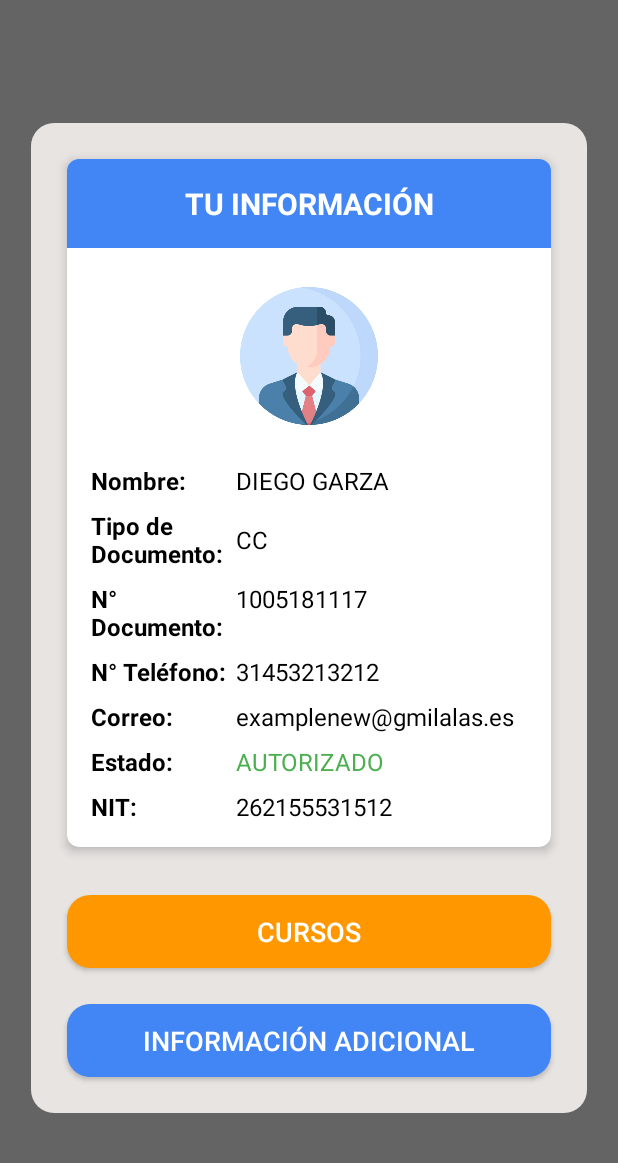
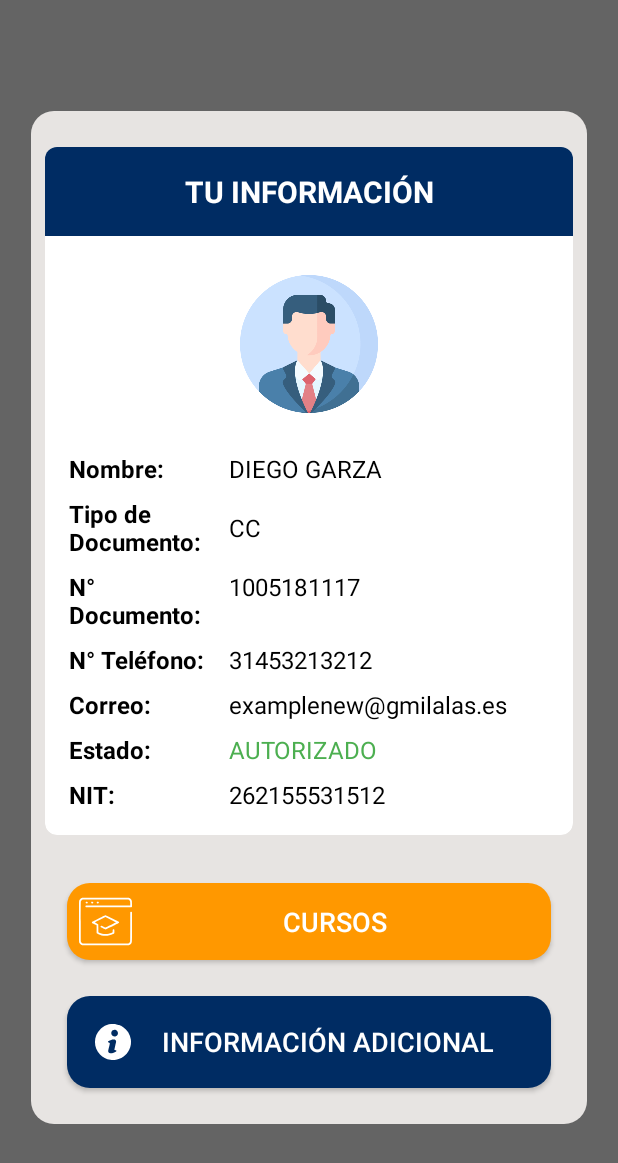
Before and after one commit to pruebasdeapp795/capa, an Android app: the fragment DialogInfo placed in its activity, on a phone screen of 412 x 824 dp. Shown: the top 1163 px of the screen. Run offline under Robolectric (Android 15) with nearby library versions, the phone set to English and light mode, and no system bars; libraries missing offline, so code that uses them is left out: com.google.zxing.integration; 5 statements that could not run were skipped.

Commit message:
changes visuales

```diff
--- /dev/null
+++ b/app/src/main/res/drawable/graduado.xml
@@ -0,0 +1,26 @@
+<vector xmlns:android="http://schemas.android.com/apk/res/android"
+    android:width="35dp"
+    android:height="35dp"
+    android:viewportWidth="512"
+    android:viewportHeight="512">
+  <path
+      android:pathData="M30.5,27.4c-10.3,3.3 -19,10 -24.2,18.7 -6.7,11.3 -6.3,-2.7 -6.3,209.9 0,212.6 -0.4,198.6 6.3,209.9 4.2,6.9 10.6,12.6 18.7,16.5l6.5,3.1 224.5,-0 224.5,-0 6.7,-3.2c7.5,-3.5 15,-10.4 19.1,-17.3 6,-10.2 5.7,-3.3 5.7,-157.3l0,-140.9 -2.9,-2.9c-3.8,-3.8 -7.4,-3.8 -11.2,-0l-2.9,2.9 0,139.7c0,94.9 -0.3,141 -1.1,143.8 -1.6,6.5 -6.9,13 -13,16.1l-5.3,2.6 -219.6,-0 -219.6,-0 -5.3,-2.6c-6.1,-3.1 -11.4,-9.6 -13,-16.1 -0.8,-2.9 -1.1,-63.9 -1.1,-194.6 0,-159.9 0.2,-191.1 1.4,-195 1.9,-6.4 6.7,-12.1 12.8,-15.1l5.2,-2.6 219.6,-0 219.6,-0 5.3,2.6c6.1,3.1 11.4,9.6 13,16.1 0.6,2.3 1.1,12.1 1.1,21.7l0,17.6 -214.1,0.2 -214.1,0.3 -2.4,2.8c-3.1,3.7 -3.1,8.1 0.1,11.2l2.4,2.5 220.1,-0 220.1,-0 2.4,-2.5 2.5,-2.4 0,-24.8c0,-27.8 -0.8,-32.9 -6.3,-42.2 -4.2,-6.9 -10.6,-12.6 -18.7,-16.5l-6.5,-3.1 -223,-0.2c-178.2,-0.1 -223.8,0.1 -227,1.1z"
+      android:fillColor="#FFFFFF"
+      android:strokeColor="#00000000"/>
+  <path
+      android:pathData="M66.9,66.9c-3.1,3.1 -3.6,5.5 -1.8,9.4 1.4,3.2 4.9,4.7 10.5,4.7 5.8,-0 9.4,-3.2 9.4,-8.5 0,-5.5 -3.5,-8.5 -10,-8.5 -4.4,-0 -5.6,0.5 -8.1,2.9z"
+      android:fillColor="#FFFFFF"
+      android:strokeColor="#00000000"/>
+  <path
+      android:pathData="M120.4,66.4c-2.1,1.8 -2.8,3.2 -2.8,6.1 0,5.4 3.8,8.5 10.4,8.5 6.6,-0 10.4,-3.1 10.4,-8.5 0,-5.4 -3.8,-8.5 -10.4,-8.5 -3.7,-0 -5.6,0.6 -7.6,2.4z"
+      android:fillColor="#FFFFFF"
+      android:strokeColor="#00000000"/>
+  <path
+      android:pathData="M173.5,66.5c-1.7,1.6 -2.5,3.5 -2.5,6 0,5.3 3.6,8.5 9.4,8.5 5.6,-0 9.1,-1.5 10.5,-4.7 1.8,-3.9 1.3,-6.3 -1.8,-9.4 -2.5,-2.4 -3.7,-2.9 -8.1,-2.9 -4.1,-0 -5.6,0.5 -7.5,2.5z"
+      android:fillColor="#FFFFFF"
+      android:strokeColor="#00000000"/>
+  <path
+      android:pathData="M189.6,226.4c-52,25.8 -63.1,31.7 -64.3,34 -1.5,2.9 -1.1,6.9 1,9.4 0.6,0.8 10.7,6 22.4,11.7l21.3,10.3 0,38.4 0,38.5 2.3,2c1.2,1.2 5.9,3.9 10.4,6.2 24.5,12.2 46.5,17.4 73.3,17.4 26.7,-0 49,-5.3 73.3,-17.4 13.4,-6.7 12.7,-5.4 12.7,-24.9 0,-16.1 -0.1,-16.7 -2.3,-18.8 -3.3,-3.1 -8.7,-2.9 -11.8,0.4 -2.2,2.4 -2.4,3.5 -2.7,14.6l-0.4,12 -8.1,3.8c-19.9,9.2 -38,13.1 -60.7,13.1 -22.8,-0 -40.8,-3.9 -60.7,-13.1l-8.3,-3.9 0,-37.3c0,-27.6 -0.4,-38 -1.3,-39.8 -0.8,-1.8 -5.8,-4.8 -17,-10.6 -15.4,-7.8 -15.8,-8.1 -13.5,-9.5 1.2,-0.8 24.5,-12.4 51.6,-25.9l49.2,-24.4 51.5,25.5c28.3,14 51.4,25.7 51.4,26 0.1,0.7 -101.1,50.9 -102.6,50.9 -0.6,-0 -9.4,-4.1 -19.6,-9 -10.2,-5 -19.6,-9 -21,-9 -4,-0 -7.7,3.6 -7.7,7.6 0,2 0.5,4.5 1.1,5.6 1.1,2 44.3,23.8 47.2,23.8 1.5,-0 126.9,-62.1 129,-63.9 2.3,-1.8 3,-6.1 1.6,-9.4 -1.1,-2.6 -8.2,-6.3 -64.7,-34.3 -44.7,-22.1 -64.4,-31.4 -66.6,-31.3 -1.9,-0 -26.6,11.8 -66,31.3z"
+      android:fillColor="#FFFFFF"
+      android:strokeColor="#00000000"/>
+</vector>
--- a/app/src/main/res/drawable/info.xml
+++ b/app/src/main/res/drawable/info.xml
@@ -1,10 +1,10 @@
 <vector xmlns:android="http://schemas.android.com/apk/res/android"
-    android:width="512dp"
-    android:height="512dp"
+    android:width="25dp"
+    android:height="25dp"
     android:viewportWidth="512"
     android:viewportHeight="512">
   <path
       android:pathData="M230.7,14c-39.8,4.5 -77.1,18 -109.2,39.5 -14.9,10 -23,16.6 -35.9,29.3 -46.8,46.1 -72.5,107.3 -72.6,172.8 -0.1,63.6 24,123.6 67.9,168.8 38.1,39.2 85.3,63.6 139.6,72.1 13.9,2.2 45.2,3 60,1.6 83.3,-8.1 157.4,-60.2 194,-136.5 11.3,-23.4 18.3,-46 22.1,-71.1 2.6,-16.8 2.6,-53.4 0.1,-69.5 -10.9,-69.8 -48.3,-128.8 -106.3,-167.6 -14.1,-9.4 -35.3,-20.2 -50.8,-25.9 -12.5,-4.6 -33,-9.8 -47.1,-12 -12.7,-2 -49.5,-2.9 -61.8,-1.5zM294.7,94.8c7.4,2.8 14.7,8.5 19.3,14.9 19.9,27.8 4.3,65.7 -29.2,71.4 -19.2,3.2 -39.5,-7.7 -48.1,-25.8 -3,-6.5 -3.2,-7.4 -3.2,-18.8 0,-11.4 0.1,-12.3 3.2,-18.8 10.1,-21.4 35.7,-31.5 58,-22.9zM278.8,223.5c6.9,2.1 14.5,9.1 16.6,15.2 4.2,12.2 4,13.2 -10,70.4 -5.8,23.9 -9.4,40.6 -9.4,43.8 0,7.3 3.5,10.8 14.6,14.5 10.9,3.6 11.9,4.4 11,8.9 -0.8,4.3 -4,7.2 -15.7,14.2 -20.8,12.3 -46.4,18.9 -66.5,17 -18.9,-1.7 -29.6,-14.1 -28.1,-32.4 0.3,-3.6 5.5,-27 11.7,-52 11.9,-48.3 12.2,-50.1 7.8,-54.8 -3.1,-3.3 -6.1,-4.8 -13.8,-6.8 -7.4,-1.9 -10,-3.8 -10,-7.3 0,-3.7 3.4,-7.6 10.3,-12 27.3,-17.2 60.7,-24.9 81.5,-18.7z"
-      android:fillColor="#000000"
+      android:fillColor="#FFFFFF"
       android:strokeColor="#00000000"/>
 </vector>
--- a/app/src/main/res/layout/fragment_dialog_info.xml
+++ b/app/src/main/res/layout/fragment_dialog_info.xml
@@ -12,7 +12,10 @@
         android:id="@+id/main_card_container"
         android:layout_width="0dp"
         android:layout_height="wrap_content"
-        android:layout_marginStart="24dp"  android:layout_marginTop="24dp"   android:layout_marginEnd="24dp"    app:cardCornerRadius="8dp"
+        android:layout_marginStart="9dp"
+        android:layout_marginTop="24dp"
+        android:layout_marginEnd="9dp"
+        app:cardCornerRadius="8dp"
         app:cardElevation="4dp"
         app:layout_constraintEnd_toEndOf="parent"
         app:layout_constraintStart_toStartOf="parent"
@@ -27,7 +30,7 @@
                 android:id="@+id/tvHeader"
                 android:layout_width="0dp"
                 android:layout_height="wrap_content"
-                android:background="#4285F4"
+                android:background="@color/tb"
                 android:paddingTop="16dp"
                 android:paddingBottom="16dp"
                 android:text="TU INFORMACIÓN"
@@ -244,6 +247,8 @@
         </androidx.constraintlayout.widget.ConstraintLayout>
     </androidx.cardview.widget.CardView>
 
+
+
     <Button
         android:id="@+id/boton_cursos"
         android:layout_width="0dp"
@@ -255,28 +260,31 @@
         android:text="CURSOS"
         android:textColor="@android:color/white"
         android:textSize="18sp"
-        android:paddingTop="12dp"
-        android:paddingBottom="12dp"
+        android:drawableStart="@drawable/graduado"
+        android:padding="8dp"
         app:cornerRadius="8dp"
-        app:iconGravity="textStart"
+        android:gravity="center"
         app:layout_constraintEnd_toEndOf="parent"
         app:layout_constraintStart_toStartOf="parent"
-        app:layout_constraintTop_toBottomOf="@id/main_card_container" />
+        app:layout_constraintTop_toBottomOf="@id/main_card_container"/>
+
 
     <Button
         android:id="@+id/boton_info_addi"
         android:layout_width="0dp"
         android:layout_height="wrap_content"
-        android:layout_marginStart="24dp"  android:layout_marginEnd="24dp"    android:layout_marginTop="24dp"
-        android:layout_marginBottom="24dp" android:background="@drawable/linear_card"
-        android:backgroundTint="#4285F4"
+        android:layout_marginStart="24dp"
+        android:layout_marginEnd="24dp"
+        android:layout_marginTop="24dp"
+        android:layout_marginBottom="24dp"
+        android:background="@drawable/linear_card"
+        android:backgroundTint="@color/tb"
         android:text="INFORMACIÓN ADICIONAL"
         android:textColor="@android:color/white"
+        android:drawableStart="@drawable/info"
         android:textSize="18sp"
-        android:paddingTop="12dp"
-        android:paddingBottom="12dp"
+        android:padding="18dp"
         app:cornerRadius="8dp"
-        app:iconGravity="textStart"
         app:layout_constraintEnd_toEndOf="parent"
         app:layout_constraintStart_toStartOf="parent"
         app:layout_constraintTop_toBottomOf="@id/boton_cursos"
```
